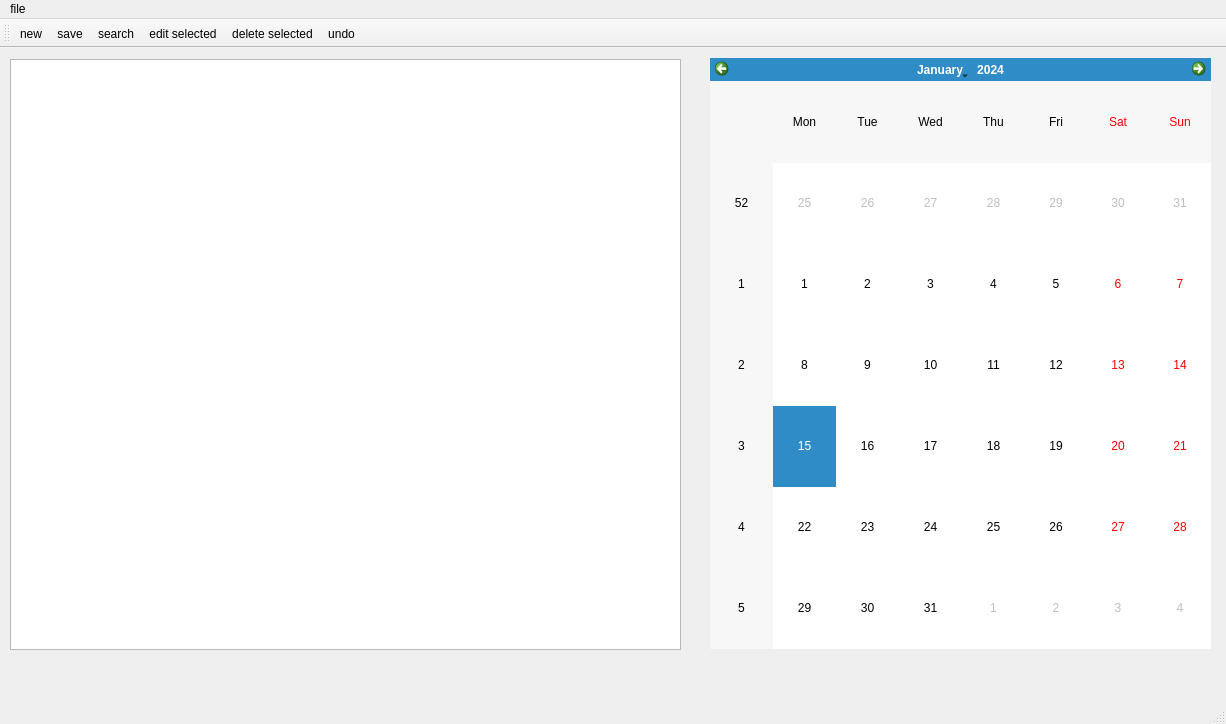
Before: the Qt Designer form mainwindow.ui in MarcoSolarino/ToDoList, drawn with Qt 5.
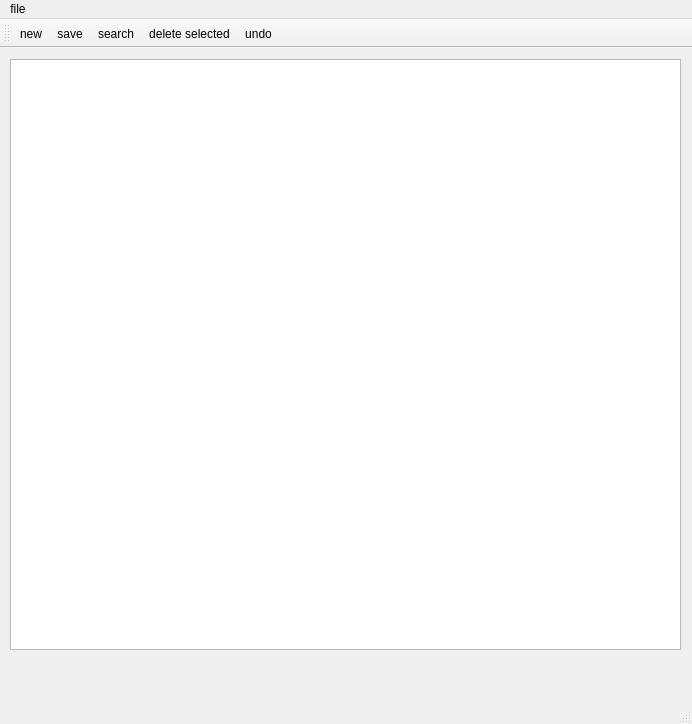
After: the same form once the commit is applied. Icons and pictures are not drawn.

Commit message: Commit #5 Modifiche nel metodo di editing delle attività Version: 1.0.0.4

What changed in the file:
```diff
--- a/mainwindow.ui
+++ b/mainwindow.ui
@@ -6,7 +6,7 @@
    <rect>
     <x>0</x>
     <y>0</y>
-    <width>1226</width>
+    <width>692</width>
     <height>724</height>
    </rect>
   </property>
@@ -43,23 +43,13 @@
      <string/>
     </property>
    </widget>
-   <widget class="QCalendarWidget" name="calendarWidget">
-    <property name="geometry">
-     <rect>
-      <x>710</x>
-      <y>10</y>
-      <width>501</width>
-      <height>591</height>
-     </rect>
-    </property>
-   </widget>
   </widget>
   <widget class="QMenuBar" name="menuBar">
    <property name="geometry">
     <rect>
      <x>0</x>
      <y>0</y>
-     <width>1226</width>
+     <width>692</width>
      <height>25</height>
     </rect>
    </property>
@@ -88,7 +78,6 @@
    <addaction name="actionnew"/>
    <addaction name="actionsave"/>
    <addaction name="actionsearch"/>
-   <addaction name="actionedit_selected"/>
    <addaction name="actiondelete_selected"/>
    <addaction name="actionundo"/>
   </widget>
@@ -111,15 +100,6 @@
     <string>delete selected</string>
    </property>
   </action>
-  <action name="actionedit_selected">
-   <property name="icon">
-    <iconset resource="resources.qrc">
-     <normaloff>:/rec/img/Oxygen-Icons.org-Oxygen-Actions-document-edit.ico</normaloff>:/rec/img/Oxygen-Icons.org-Oxygen-Actions-document-edit.ico</iconset>
-   </property>
-   <property name="text">
-    <string>edit selected</string>
-   </property>
-  </action>
   <action name="actiondelete_lit">
    <property name="text">
     <string>delete list</string>
```
Left out of the diff: 1 changed line with no effect on the pictures. The commit also changes 2 other files.
